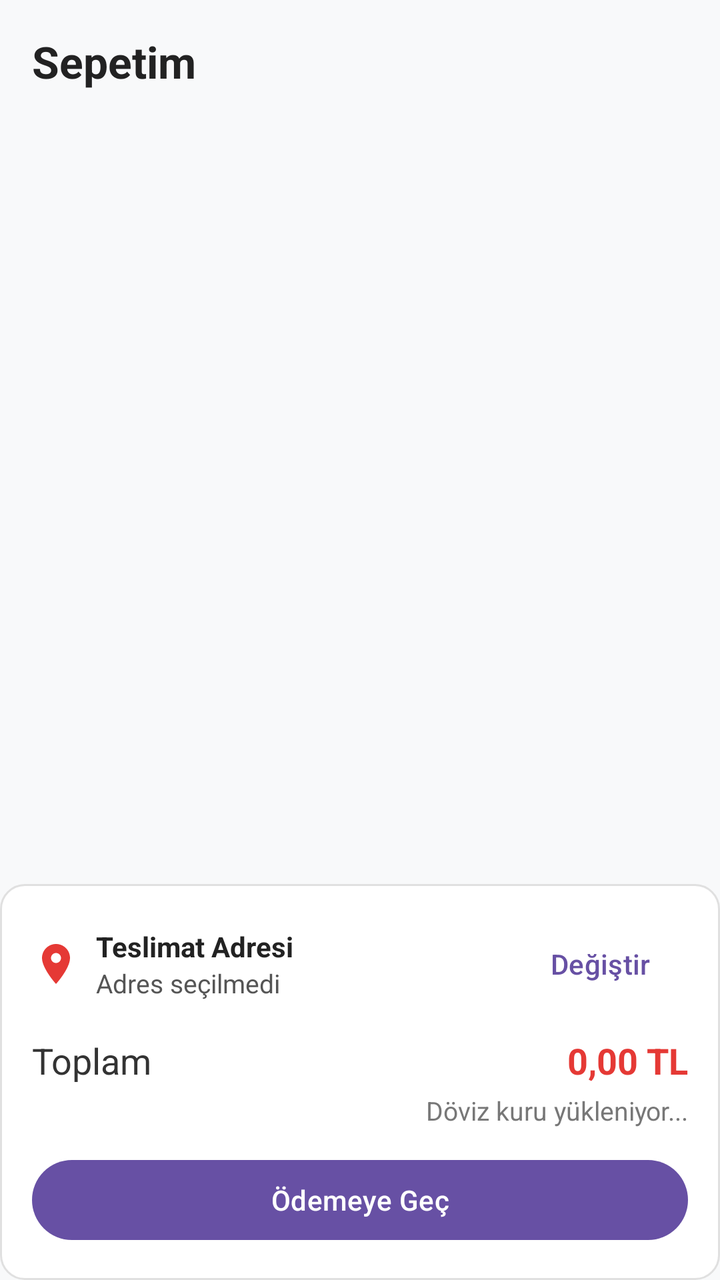
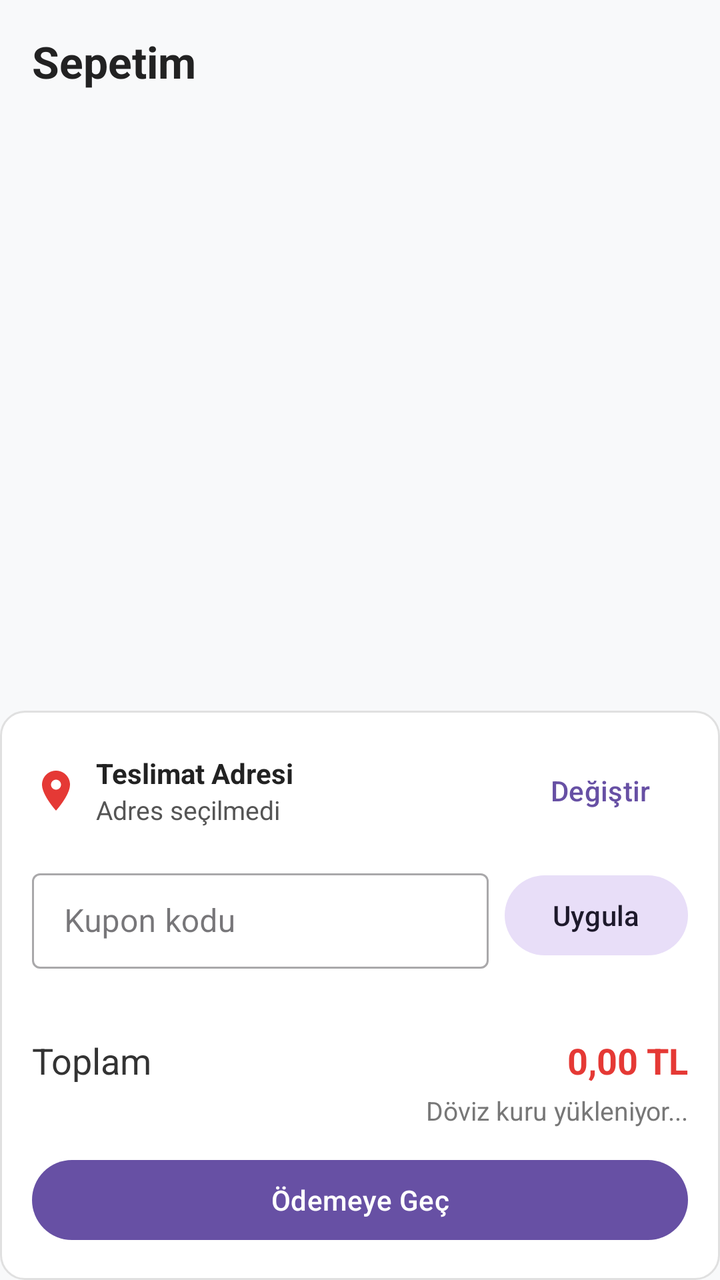

An Android layout rendered at two revisions. The XML below is the earlier revision; the diff shows what the commit changed to produce the second picture.
<!-- AndroidManifest.xml: application theme Theme.Shingu -->
<!-- res/layout/fragment_cart.xml -->
<?xml version="1.0" encoding="utf-8"?>
<LinearLayout xmlns:android="http://schemas.android.com/apk/res/android"
    android:layout_width="match_parent"
    android:layout_height="match_parent"
    android:background="#F8F9FA"
    android:orientation="vertical">

    <TextView
        android:layout_width="match_parent"
        android:layout_height="wrap_content"
        android:padding="16dp"
        android:text="Sepetim"
        android:textColor="#222222"
        android:textSize="22sp"
        android:textStyle="bold" />

    <FrameLayout
        android:layout_width="match_parent"
        android:layout_height="0dp"
        android:layout_weight="1">

        <androidx.recyclerview.widget.RecyclerView
            android:id="@+id/recyclerCart"
            android:layout_width="match_parent"
            android:layout_height="match_parent"
            android:clipToPadding="false"
            android:paddingHorizontal="16dp" />

        <TextView
            android:id="@+id/tvCartEmpty"
            android:layout_width="wrap_content"
            android:layout_height="wrap_content"
            android:layout_gravity="center"
            android:text="Sepetim Boş"
            android:textColor="#333333"
            android:textSize="20sp"
            android:textStyle="bold"
            android:visibility="gone" />
    </FrameLayout>

    <LinearLayout
        android:id="@+id/layoutCartSummary"
        android:layout_width="match_parent"
        android:layout_height="wrap_content"
        android:background="@drawable/bg_rounded_card"
        android:orientation="vertical"
        android:padding="16dp">

        
        <LinearLayout
            android:layout_width="match_parent"
            android:layout_height="wrap_content"
            android:layout_marginBottom="12dp"
            android:gravity="center_vertical"
            android:orientation="horizontal">

            <ImageView
                android:layout_width="24dp"
                android:layout_height="24dp"
                android:contentDescription="Teslimat adresi"
                android:src="@drawable/ic_location_pin_48" />

            <LinearLayout
                android:layout_width="0dp"
                android:layout_height="wrap_content"
                android:layout_marginStart="8dp"
                android:layout_weight="1"
                android:orientation="vertical">

                <TextView
                    android:id="@+id/tvCartAddressTitle"
                    android:layout_width="wrap_content"
                    android:layout_height="wrap_content"
                    android:text="Teslimat Adresi"
                    android:textColor="#222222"
                    android:textSize="14sp"
                    android:textStyle="bold" />

                <TextView
                    android:id="@+id/tvCartAddress"
                    android:layout_width="match_parent"
                    android:layout_height="wrap_content"
                    android:ellipsize="end"
                    android:maxLines="2"
                    android:text="Adres seçilmedi"
                    android:textColor="#555555"
                    android:textSize="13sp" />
            </LinearLayout>

            <com.google.android.material.button.MaterialButton
                android:id="@+id/btnChangeAddress"
                style="@style/Widget.Material3.Button.TextButton"
                android:layout_width="wrap_content"
                android:layout_height="wrap_content"
                android:text="Değiştir" />
        </LinearLayout>

        <LinearLayout
            android:layout_width="match_parent"
            android:layout_height="wrap_content"
            android:orientation="horizontal">

            <TextView
                android:layout_width="0dp"
                android:layout_height="wrap_content"
                android:layout_weight="1"
                android:text="Toplam"
                android:textColor="#333333"
                android:textSize="18sp" />

            <TextView
                android:id="@+id/tvCartTotal"
                android:layout_width="wrap_content"
                android:layout_height="wrap_content"
                android:text="0,00 TL"
                android:textColor="#E53935"
                android:textSize="18sp"
                android:textStyle="bold" />
        </LinearLayout>

        
        <TextView
            android:id="@+id/tvCartTotalForeign"
            android:layout_width="match_parent"
            android:layout_height="wrap_content"
            android:layout_marginTop="4dp"
            android:gravity="end"
            android:text="Döviz kuru yükleniyor..."
            android:textColor="#777777"
            android:textSize="13sp" />

        <com.google.android.material.button.MaterialButton
            android:id="@+id/btnPlaceOrder"
            android:layout_width="match_parent"
            android:layout_height="wrap_content"
            android:layout_marginTop="12dp"
            android:text="Ödemeye Geç" />
    </LinearLayout>

</LinearLayout>
<!-- resources referenced by this layout -->
<resources>
  <!-- drawable bg_rounded_card (drawable) -->
  <?xml version="1.0" encoding="utf-8"?>
  <shape xmlns:android="http://schemas.android.com/apk/res/android">
      <solid android:color="#FFFFFF" />
      <corners android:radius="12dp" />
      <stroke
          android:width="1dp"
          android:color="#E0E0E0" />
  </shape>
  <!-- drawable ic_location_pin_48 (drawable) -->
  <vector xmlns:android="http://schemas.android.com/apk/res/android"
      android:width="48dp"
      android:height="48dp"
      android:viewportWidth="24"
      android:viewportHeight="24">
      <path
          android:fillColor="#E53935"
          android:pathData="M12,2C8.13,2 5,5.13 5,9c0,5.25 7,13 7,13s7,-7.75 7,-13c0,-3.87 -3.13,-7 -7,-7zM12,11.5c-1.38,0 -2.5,-1.12 -2.5,-2.5s1.12,-2.5 2.5,-2.5 2.5,1.12 2.5,2.5 -1.12,2.5 -2.5,2.5z" />
  </vector>
  <style name="Theme.Shingu" parent="Base.Theme.Shingu" />
  <style name="Base.Theme.Shingu" parent="Theme.Material3.DayNight.NoActionBar">
          
          
      </style>
</resources>

<!-- the commit's change to res/layout/fragment_cart.xml (unified diff, before → after) -->
@@ -95,9 +95,68 @@
                 android:text="Değiştir" />
         </LinearLayout>
 
+        
         <LinearLayout
             android:layout_width="match_parent"
             android:layout_height="wrap_content"
+            android:gravity="center_vertical"
+            android:orientation="horizontal">
+
+            <com.google.android.material.textfield.TextInputLayout
+                style="@style/Widget.MaterialComponents.TextInputLayout.OutlinedBox.Dense"
+                android:layout_width="0dp"
+                android:layout_height="wrap_content"
+                android:layout_marginEnd="8dp"
+                android:layout_weight="1">
+
+                <com.google.android.material.textfield.TextInputEditText
+                    android:id="@+id/etCouponCode"
+                    android:layout_width="match_parent"
+                    android:layout_height="wrap_content"
+                    android:hint="Kupon kodu"
+                    android:inputType="textCapCharacters|textNoSuggestions"
+                    android:maxLength="20" />
+            </com.google.android.material.textfield.TextInputLayout>
+
+            <com.google.android.material.button.MaterialButton
+                android:id="@+id/btnApplyCoupon"
+                style="@style/Widget.Material3.Button.TonalButton"
+                android:layout_width="wrap_content"
+                android:layout_height="wrap_content"
+                android:text="Uygula" />
+        </LinearLayout>
+
+        <TextView
+            android:id="@+id/tvCouponStatus"
+            android:layout_width="match_parent"
+            android:layout_height="wrap_content"
+            android:layout_marginTop="4dp"
+            android:textSize="13sp"
+            android:visibility="gone" />
+
+        
+        <TextView
+            android:id="@+id/tvCartBreakdown"
+            android:layout_width="match_parent"
+            android:layout_height="wrap_content"
+            android:layout_marginTop="8dp"
+            android:lineSpacingExtra="2dp"
+            android:textColor="#555555"
+            android:textSize="13sp" />
+
+        <TextView
+            android:id="@+id/tvFreeShippingHint"
+            android:layout_width="match_parent"
+            android:layout_height="wrap_content"
+            android:layout_marginTop="2dp"
+            android:textColor="#388E3C"
+            android:textSize="12sp"
+            android:visibility="gone" />
+
+        <LinearLayout
+            android:layout_width="match_parent"
+            android:layout_height="wrap_content"
+            android:layout_marginTop="8dp"
             android:orientation="horizontal">
 
             <TextView
